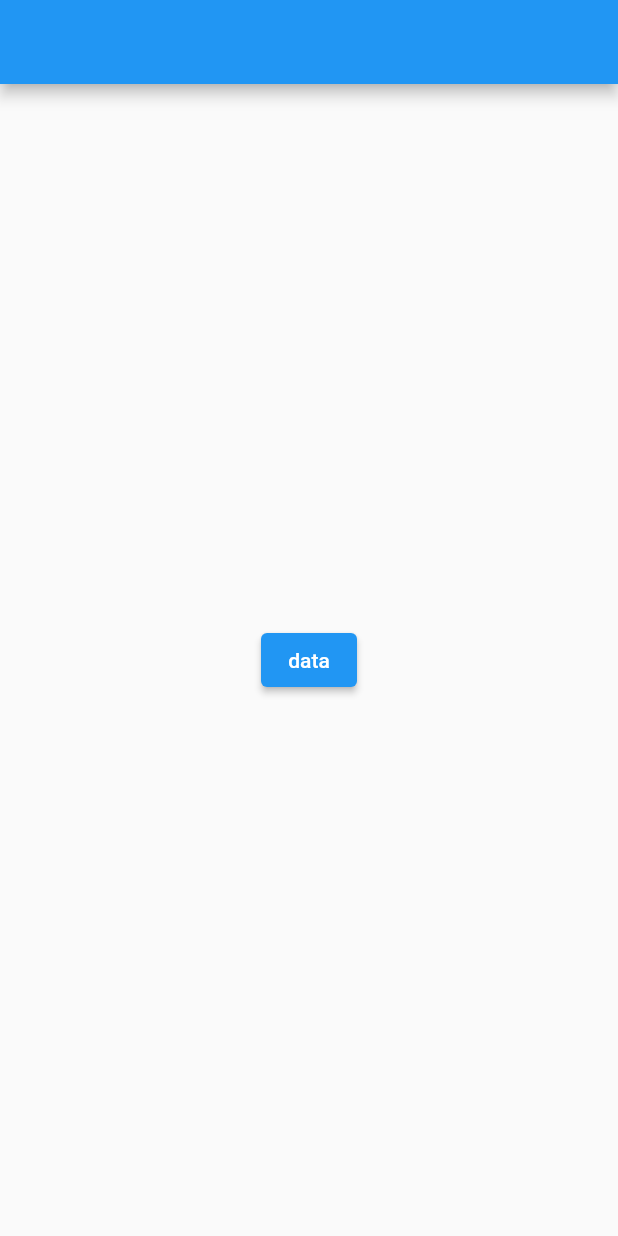
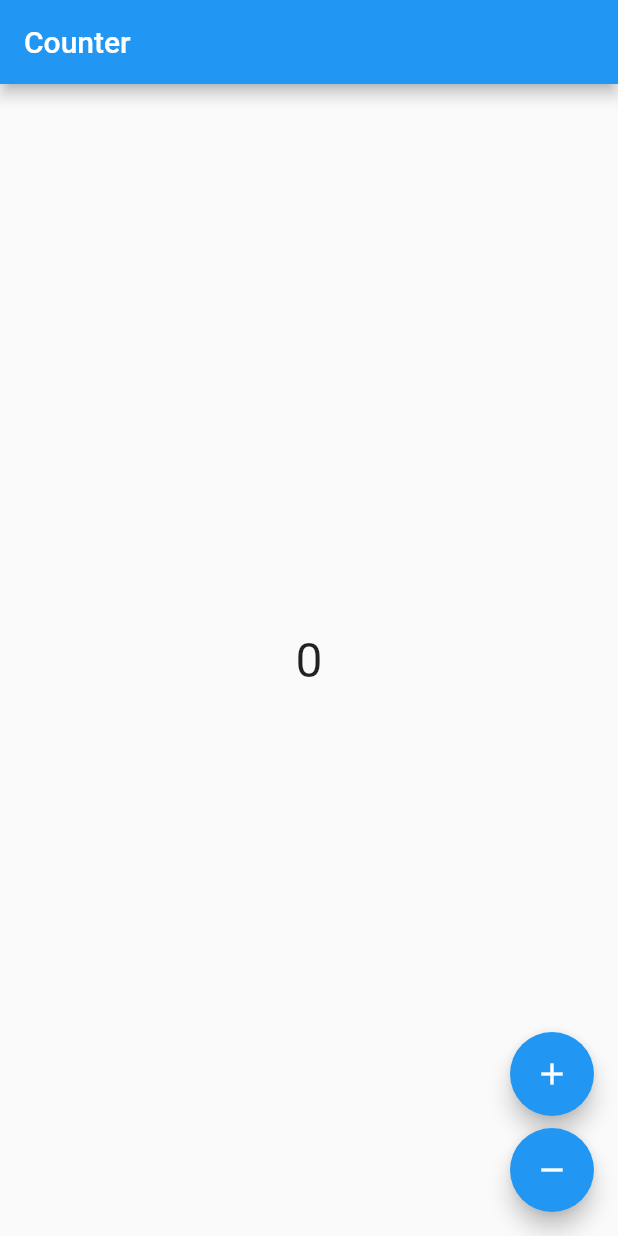
Before and after one commit to dogukanozgurylmz/bloc_learn, a Flutter app: the screen it shows after launch, on a phone screen of 412 x 824 dp. Run offline on Flutter 3.47's test engine with Material 2 defaults, Android fonts, the phone set to English and light mode, and no system bars; our stand-ins replace flutter_bloc.

Commit message:
counter_bloc

```diff
--- /dev/null
+++ b/lib/counter_bloc/counter_page.dart
@@ -0,0 +1,46 @@
+import 'package:bloc_learn/counter_bloc/counter_bloc.dart';
+import 'package:flutter/material.dart';
+import 'package:flutter_bloc/flutter_bloc.dart';
+
+class CounterPage extends StatelessWidget {
+  const CounterPage({Key? key}) : super(key: key);
+
+  @override
+  Widget build(BuildContext context) {
+    return Scaffold(
+      appBar: AppBar(
+        title: const Text('Counter'),
+      ),
+      body: BlocBuilder<CounterBloc, int>(
+        builder: (BuildContext context, state) {
+          return Center(
+            child: Text(
+              '$state',
+              style: const TextStyle(fontSize: 32),
+            ),
+          );
+        },
+      ),
+      floatingActionButton: Column(
+        mainAxisSize: MainAxisSize.min,
+        children: [
+          Padding(
+            padding: const EdgeInsets.symmetric(vertical: 8.0),
+            child: FloatingActionButton(
+              onPressed: () {
+                context.read<CounterBloc>().add(CounterIncrementPressed());
+              },
+              child: const Icon(Icons.add),
+            ),
+          ),
+          FloatingActionButton(
+            onPressed: () {
+              context.read<CounterBloc>().add(CounterDecrementPressed());
+            },
+            child: const Icon(Icons.remove),
+          ),
+        ],
+      ),
+    );
+  }
+}
--- a/lib/main.dart
+++ b/lib/main.dart
@@ -1,6 +1,8 @@
-import 'package:bloc/bloc.dart';
 import 'package:bloc_learn/counter_bloc/counter_bloc.dart';
 import 'package:flutter/material.dart';
+import 'package:flutter_bloc/flutter_bloc.dart';
+
+import 'counter_bloc/counter_page.dart';
 
 void main() {
   runApp(const MyApp());
@@ -16,43 +18,11 @@ class MyApp extends StatefulWidget {
 class _MyAppState extends State<MyApp> {
   @override
   Widget build(BuildContext context) {
-    return const MaterialApp(
+    return MaterialApp(
       debugShowCheckedModeBanner: false,
-      home: HomePage(),
-    );
-  }
-}
-
-class HomePage extends StatefulWidget {
-  const HomePage({Key? key}) : super(key: key);
-
-  @override
-  State<StatefulWidget> createState() => _HomePageState();
-}
-
-class _HomePageState extends State<HomePage> {
-  Future<void> _increment() async {
-    BlocOverrides.runZoned(
-      () {
-        CounterBloc()
-          ..add(CounterIncrementPressed())
-          ..close();
-      },
-      blocObserver: SimpleBlocObserver(),
-    );
-  }
-
-  @override
-  Widget build(BuildContext context) {
-    return Scaffold(
-      appBar: AppBar(),
-      body: Center(
-        child: ElevatedButton(
-          onPressed: () async {
-            await _increment();
-          },
-          child: const Text("data"),
-        ),
+      home: BlocProvider(
+        create: (_) => CounterBloc(),
+        child: CounterPage(),
       ),
     );
   }
```
Also changed, not shown: lib/counter_bloc/counter_bloc.dart (+4 -44 lines).
